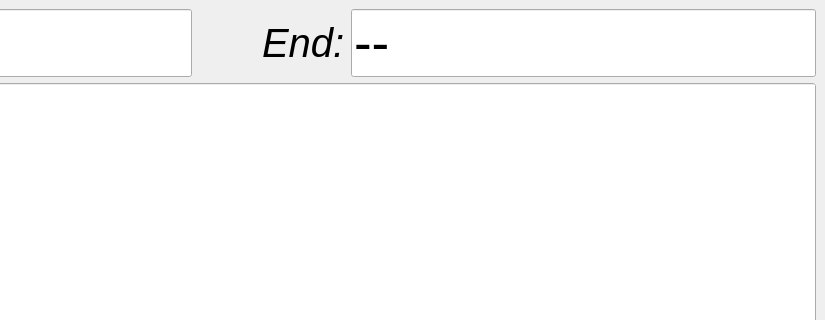
Above: TimerMain.ui from steveicarus/archery-timer before the change; both pictures show x 375 to 1200 and y 0 to 320 of the 1200 by 724 pixel window. Below: the same form after it.
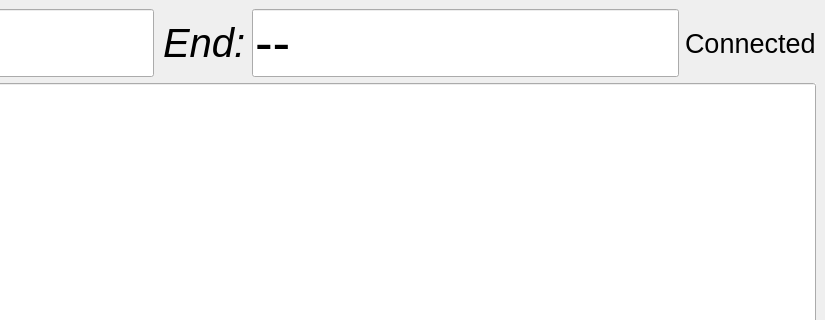
That is the form after the change.

Commit message: Display port for remote on timer-main screen.

The edit to the form file:
```diff
--- a/TimerMain.ui
+++ b/TimerMain.ui
@@ -103,6 +103,18 @@
           </property>
          </widget>
         </item>
+        <item>
+         <widget class="QLabel" name="connected_label">
+          <property name="font">
+           <font>
+            <pointsize>20</pointsize>
+           </font>
+          </property>
+          <property name="text">
+           <string>Connected</string>
+          </property>
+         </widget>
+        </item>
        </layout>
       </item>
       <item>
```
The commit also changes 3 other files.
